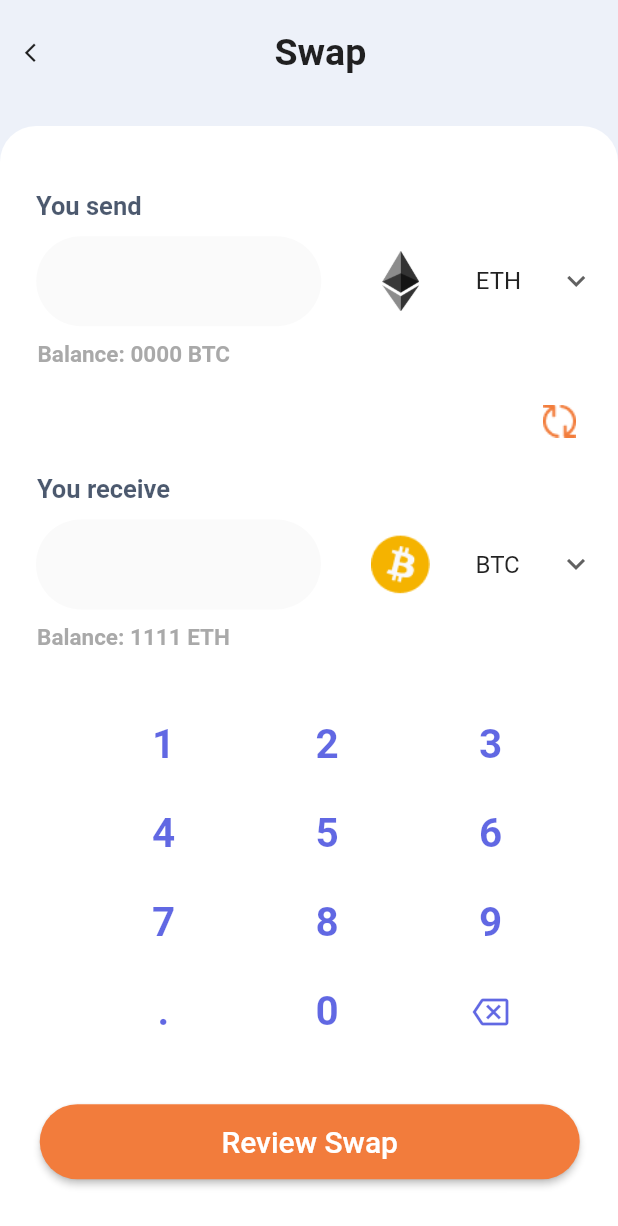
After one commit to Dianagit168/Bitriel, a Flutter app: the Swap screen opened directly, on a phone screen of 412 x 824 dp. The commit adds this screen. Shown: the top 1226 px of the screen. Run offline on Flutter 3.47's test engine with Material 2 defaults, Android fonts, the phone set to English and light mode, and no system bars; network calls fail.

Commit message:
Add Swap screen

```diff
--- a/lib/data/data_coin.dart
+++ b/lib/data/data_coin.dart
@@ -44,8 +44,8 @@ final List<DataCoins> listDataofCoins = [
     circulating: '19,146,012 ETH',
     total: '20,146,012 ETH',
     img: 'assets/images/Tether-USDT-icon.png',
-    tit: 'Ethereum',
-    subTit: 'ETH',
+    tit: 'Tether USDt',
+    subTit: 'USDt',
     values: '37089.9',
     percent: '2.6%',
   ),
@@ -56,8 +56,8 @@ final List<DataCoins> listDataofCoins = [
     circulating: '17,146,012 USDT',
     total: '15,146,012 USDT',
     img: 'assets/images/eth-diamond-black.png',
-    tit: 'Tether USDt',
-    subTit: 'USDT',
+    tit: 'Ethereum',
+    subTit: 'ETH',
     values: '37089.9',
     percent: '2.7%',
   ),
--- a/data/list_item.dart
+++ b/lib/data/list_item.dart
@@ -8,7 +8,7 @@ class Item {
   Item({required this.image, required this.title, required this.clr});
 }
 
-final ListItem = [
+final allCard = [
   Item(
     image: "assets/images/Exchange.png",
     title: "Swap",
--- a/lib/screens/import_Mnemonic.dart
+++ b/lib/screens/import_Mnemonic.dart
@@ -78,9 +78,10 @@ class _CreateMnemonicState extends State<ImportMnemonic> {
                   ),
                   child: Padding(
                     padding: const EdgeInsets.all(16),
-                    child: TextFormField(
+                    child: TextField(
                       decoration: InputDecoration(
                         hintText: 'Add your 12 keywords',
+                        border: InputBorder.none,
                       ),
                     ), //
                   )),
--- /dev/null
+++ b/lib/screens/swap.dart
@@ -0,0 +1,485 @@
+import 'package:bitriel/screens/home_screen.dart';
+import 'package:flutter/material.dart';
+
+import '../widgets/pin_number.dart';
+
+class Swap extends StatefulWidget {
+  const Swap({Key? key}) : super(key: key);
+
+  @override
+  State<Swap> createState() => _SwapState();
+}
+
+class _SwapState extends State<Swap> {
+  // var cur = ['BTC', 'ETH', 'USDT', 'Other'];
+  // var curentItem = 'BTC';
+
+  var valCoins = [
+    {'logo': 'assets/images/bitcoin-441959.png', 'name': 'BTC'},
+    {'logo': 'assets/images/eth-diamond-black.png', 'name': 'ETH'},
+    {'logo': 'assets/images/Tether-USDT-icon.png', 'name': 'USDt'}
+  ];
+  var curentItem = 'BTC';
+  var curentItem2 = 'ETH';
+  var temp;
+
+  void switchCoin() {
+    temp = curentItem;
+    curentItem = curentItem2;
+    curentItem2 = temp;
+    // if (curentItem == curentItem2) {
+    //   curentItem = '';
+    //   curentItem2 = '';
+    // }
+  }
+
+  void checkVal() {
+    if (curentItem == curentItem2) {
+      curentItem = 'Do not work';
+      curentItem2 = 'Do not work';
+    }
+  }
+
+  @override
+  Widget build(BuildContext context) {
+    return Scaffold(
+      backgroundColor: const Color.fromARGB(255, 237, 241, 249),
+      body: SafeArea(
+        child: SizedBox(
+          height: 70,
+          width: double.infinity,
+          child: Row(
+            children: [
+              IconButton(
+                onPressed: () {
+                  Navigator.push(
+                      context,
+                      MaterialPageRoute(
+                        builder: (context) => const HomeScreen(),
+                      ));
+                },
+                icon: const Icon(
+                  Icons.arrow_back_ios,
+                  size: 15,
+                ),
+              ),
+              const SizedBox(
+                width: 135,
+              ),
+              const Text(
+                'Swap',
+                style: TextStyle(fontSize: 25, fontWeight: FontWeight.bold),
+              ),
+            ],
+          ),
+        ),
+      ),
+      bottomNavigationBar: Container(
+        height: 740,
+        width: double.infinity,
+        decoration: const BoxDecoration(
+          borderRadius: BorderRadius.vertical(
+            top: Radius.circular(24),
+          ),
+          color: Colors.white,
+        ),
+        child: Padding(
+          padding: const EdgeInsets.only(
+            left: 24,
+            top: 32,
+          ),
+          child: Column(
+            mainAxisAlignment: MainAxisAlignment.spaceEvenly,
+            children: [
+              Row(
+                children: [
+                  Column(
+                    children: [
+                      const Padding(
+                        padding: EdgeInsets.only(
+                          right: 310,
+                        ),
+                        child: Text(
+                          'You send',
+                          style: TextStyle(
+                              fontSize: 17,
+                              fontWeight: FontWeight.bold,
+                              color: Color.fromARGB(189, 13, 31, 60)),
+                        ),
+                      ),
+                      const SizedBox(
+                        height: 10,
+                      ),
+                      Row(
+                        children: [
+                          Container(
+                            height: 60,
+                            width: 190,
+                            decoration: const BoxDecoration(
+                              borderRadius: BorderRadius.all(
+                                Radius.circular(32),
+                              ),
+                              color: Color.fromARGB(255, 250, 250, 250),
+                            ),
+                            child: const TextField(
+                              cursorColor: Colors.black,
+                              style: TextStyle(
+                                  fontSize: 25, fontWeight: FontWeight.bold),
+                              textAlign: TextAlign.center,
+                              keyboardType: TextInputType.none,
+                              decoration: InputDecoration(
+                                border: InputBorder.none,
+                              ),
+                            ), //
+                          ),
+                          const SizedBox(
+                            width: 25,
+                          ),
+                          SizedBox(
+                            height: 60,
+                            width: 165,
+                            child: Padding(
+                              padding: const EdgeInsets.all(8.0),
+                              child: DropdownButton<String>(
+                                isExpanded: true,
+                                underline: const SizedBox(),
+                                icon: const Icon(
+                                    Icons.keyboard_arrow_down_outlined),
+                                items: valCoins.map((Map itemC) {
+                                  return DropdownMenuItem<String>(
+                                    value: itemC['name'],
+                                    child: Row(
+                                      children: [
+                                        CircleAvatar(
+                                          backgroundColor: Colors.white,
+                                          child: Image(
+                                            image: AssetImage(itemC['logo']),
+                                          ),
+                                        ),
+                                        const SizedBox(
+                                          width: 30,
+                                        ),
+                                        Text(itemC['name']),
+                                      ],
+                                    ),
+                                  );
+                                }).toList(),
+                                onChanged: (newItemC) {
+                                  setState(() {
+                                    curentItem2 = newItemC!;
+                                    // checkVal();
+                                  });
+                                },
+                                value: curentItem2,
+                              ),
+                            ),
+                          )
+                        ],
+                      ),
+                      const SizedBox(
+                        height: 10,
+                      ),
+                      const Padding(
+                        padding: EdgeInsets.only(
+                          right: 250,
+                        ),
+                        child: Text(
+                          'Balance: 0000 BTC',
+                          style: TextStyle(
+                            fontSize: 15,
+                            fontWeight: FontWeight.bold,
+                            color: Color.fromARGB(227, 158, 158, 158),
+                          ),
+                        ),
+                      ),
+                    ],
+                  ),
+                ],
+              ),
+              Padding(
+                padding: const EdgeInsets.only(left: 310),
+                child: IconButton(
+                  onPressed: () {
+                    setState(() {
+                      switchCoin();
+                    });
+                  },
+                  icon: Image.asset('assets/images/Vector.png'),
+                ),
+              ),
+              Row(
+                children: [
+                  Column(
+                    children: [
+                      const Padding(
+                        padding: EdgeInsets.only(
+                          right: 290,
+                        ),
+                        child: Text(
+                          'You receive',
+                          style: TextStyle(
+                              fontSize: 17,
+                              fontWeight: FontWeight.bold,
+                              color: Color.fromARGB(189, 13, 31, 60)),
+                        ),
+                      ),
+                      const SizedBox(
+                        height: 10,
+                      ),
+                      Row(
+                        children: [
+                          Container(
+                            height: 60,
+                            width: 190,
+                            decoration: const BoxDecoration(
+                              borderRadius: BorderRadius.all(
+                                Radius.circular(32),
+                              ),
+                              color: Color.fromARGB(255, 250, 250, 250),
+                            ),
+                            child: const TextField(
+                              cursorColor: Colors.black,
+                              style: TextStyle(
+                                  fontSize: 25, fontWeight: FontWeight.bold),
+                              textAlign: TextAlign.center,
+                              keyboardType: TextInputType.none,
+                              decoration: InputDecoration(
+                                border: InputBorder.none,
+                              ),
+                            ), //
+                          ),
+                          const SizedBox(
+                            width: 25,
+                          ),
+                          SizedBox(
+                            height: 60,
+                            width: 165,
+                            child: Padding(
+                              padding: const EdgeInsets.all(8.0),
+                              child: DropdownButton<String>(
+                                isExpanded: true,
+                                underline: const SizedBox(),
+                                icon: const Icon(
+                                    Icons.keyboard_arrow_down_outlined),
+                                items: valCoins.map((Map itemC) {
+                                  return DropdownMenuItem<String>(
+                                    value: itemC['name'],
+                                    child: Row(
+                                      children: [
+                                        CircleAvatar(
+                                          backgroundColor: Colors.white,
+                                          child: Image(
+                                            image: AssetImage(itemC['logo']),
+                                          ),
+                                        ),
+                                        const SizedBox(
+                                          width: 30,
+                                        ),
+                                        Text(itemC['name']),
+                                      ],
+                                    ),
+                                  );
+                                }).toList(),
+                                onChanged: (newItemC) {
+                                  setState(() {
+                                    curentItem = newItemC!;
+                                  });
+                                },
+                                value: curentItem,
+                              ),
+                            ),
+                          )
+                        ],
+                      ),
+                      const SizedBox(
+                        height: 10,
+                      ),
+                      const Padding(
+                        padding: EdgeInsets.only(
+                          right: 250,
+                        ),
+                        child: Text(
+                          'Balance: 1111 ETH',
+                          style: TextStyle(
+                            fontSize: 15,
+                            fontWeight: FontWeight.bold,
+                            color: Color.fromARGB(227, 158, 158, 158),
+                          ),
+                        ),
+                      ),
+                    ],
+                  ),
+                ],
+              ),
+              const SizedBox(
+                height: 15,
+              ),
+              PinNumber(
+                txt1: '1',
+                tx2: '2',
+                tx3: '3',
+              ),
+              PinNumber(
+                txt1: '4',
+                tx2: '5',
+                tx3: '6',
+              ),
+              PinNumber(
+                txt1: '7',
+                tx2: '8',
+                tx3: '9',
+              ),
+              PinNumber(
+                txt1: '.',
+                tx2: '0',
+                tx3: Icons.backspace_outlined,
+                isIcon: true,
+              ),
+              const SizedBox(
+                height: 15,
+              ),
+              Padding(
+                padding: const EdgeInsets.only(
+                  right: 23,
+                ),
+                child: ElevatedButton(
+                  style: ElevatedButton.styleFrom(
+                    minimumSize: const Size(360, 50),
+                    primary: const Color.fromARGB(255, 242, 124, 60),
+                    shape: RoundedRectangleBorder(
+                      borderRadius: BorderRadius.circular(50),
+                    ),
+                  ),
+                  child: const Text(
+                    'Review Swap',
+                    style: TextStyle(fontSize: 20),
+                  ),
+                  onPressed: () {},
+                ),
+              ),
+              const SizedBox(
+                height: 15,
+              ),
+            ],
+          ),
+        ),
+      ),
+    );
+  }
+}
+//Row(
+              //   children: [
+              //     Column(
+              //       children: [
+              //         const Padding(
+              //           padding: EdgeInsets.only(
+              //             right: 290,
+              //           ),
+              //           child: Text(
+              //             'You receive',
+              //             style: TextStyle(
+              //                 fontSize: 17,
+              //                 fontWeight: FontWeight.bold,
+              //                 color: Color.fromARGB(189, 13, 31, 60)),
+              //           ),
+              //         ),
+              //         const SizedBox(
+              //           height: 10,
+              //         ),
+              //         Row(
+              //           children: [
+              //             Container(
+              //               height: 60,
+              //               width: 190,
+              //               decoration: const BoxDecoration(
+              //                 borderRadius: BorderRadius.all(
+              //                   Radius.circular(32),
+              //                 ),
+              //                 color: Color.fromARGB(255, 250, 250, 250),
+              //               ),
+              //               child: const TextField(
+              //                 textAlign: TextAlign.center,
+              //                 keyboardType: TextInputType.none,
+              //                 decoration: InputDecoration(
+              //                   border: InputBorder.none,
+              //                 ),
+              //               ), //
+              //             ),
+              //             const SizedBox(
+              //               width: 30,
+              //             ),
+              //             const SizedBox(
+              //               height: 60,
+              //               width: 165,
+              //               child: ListTile(
+              //                 leading: CircleAvatar(
+              //                   backgroundColor: Colors.white,
+              //                   child: Image(
+              //                     image: AssetImage(
+              //                         'assets/images/bitcoin-441959.png'),
+              //                   ),
+              //                 ),
+              //                 title: Text('BTC'),
+              //                 trailing:
+              //                     Icon(Icons.keyboard_arrow_down_outlined),
+              //               ),
+              //             )
+              //           ],
+              //         ),
+              //         const SizedBox(
+              //           height: 10,
+              //         ),
+              //         const Padding(
+              //           padding: EdgeInsets.only(
+              //             right: 250,
+              //           ),
+              //           child: Text(
+              //             'Balance: 1111 ETH',
+              //             style: TextStyle(
+              //               fontSize: 15,
+              //               fontWeight: FontWeight.bold,
+              //               color: Color.fromARGB(227, 158, 158, 158),
+              //             ),
+              //           ),
+              //         ),
+              //       ],
+              //     ),
+              //   ],
+              // ),
+
+  // ListTile(
+  //                               leading: CircleAvatar(
+  //                                 backgroundColor: Colors.white,
+  //                                 child: Image(
+  //                                   image: AssetImage(
+  //                                       'assets/images/bitcoin-441959.png'),
+  //                                 ),
+  //                               ),
+  //                               title: Text('BTC'),
+  //                               trailing:
+  //                                   Icon(Icons.keyboard_arrow_down_outlined),
+  //                             ),
+  // child: DropdownButton<DataCoins>(
+  //                               items: listDataofCoins.map((DataCoins itemStr) {
+  //                                 return DropdownMenuItem<DataCoins>(
+  //                                   value: itemStr,
+  //                                   child: Row(
+  //                                     children: [
+  //                                       Image(
+  //                                         image: AssetImage('${itemStr.img}'),
+  //                                       ),
+  //                                       const SizedBox(
+  //                                         width: 70,
+  //                                       ),
+  //                                       Text('${itemStr.subTit}'),
+  //                                     ],
+  //                                   ),
+  //                                 );
+  //                               }).toList(),
+  //                               onChanged: (newItemStr) {
+  //                                 setState(() {
+  //                                 curentItem = newItemStr!.img.toString();
+  //                                 });
+  //                               },
+  //                               value:,
+  //                             ),
--- a/lib/widgets/body/home.dart
+++ b/lib/widgets/body/home.dart
@@ -1,3 +1,4 @@
+import 'package:bitriel/screens/swap.dart';
 import 'package:bitriel/widgets/body/card_widget.dart';
 import 'package:bitriel/widgets/body/top-coins.dart';
 import 'package:bitriel/widgets/body/type_bitriel.dart';
@@ -36,23 +37,31 @@ class BodyHome extends StatelessWidget {
                   crossAxisSpacing: 10, //គម្គម្លាតឆ្វេងស្តាំ
                   mainAxisSpacing: 2, //គម្លាតលើក្រោម
                 ),
-                children: const [
-                  CardWidget(
-                    tit: 'Swap',
-                    img: 'assets/images/Exchange.png',
-                    clr: Color.fromARGB(255, 203, 229, 235),
+                children: [
+                  InkWell(
+                    onTap: () => Navigator.push(
+                      context,
+                      MaterialPageRoute(
+                        builder: (context) => const Swap(),
+                      ),
+                    ),
+                    child: const CardWidget(
+                      tit: 'Swap',
+                      img: 'assets/images/Exchange.png',
+                      clr: Color.fromARGB(255, 203, 229, 235),
+                    ),
                   ),
-                  CardWidget(
+                  const CardWidget(
                     tit: 'Staking',
                     img: 'assets/images/Cryptocurrency.png',
                     clr: Color.fromARGB(255, 249, 242, 230),
                   ),
-                  CardWidget(
+                  const CardWidget(
                     tit: 'Buy',
                     img: 'assets/images/Wallet.png',
                     clr: Color.fromARGB(255, 235, 213, 223),
                   ),
-                  CardWidget(
+                  const CardWidget(
                     tit: 'Bitriel NFTs',
                     img: 'assets/images/Nft.png',
                     clr: Color.fromARGB(255, 207, 193, 229),
```
Also changed, not shown: assets/images/Vector.png (added).
